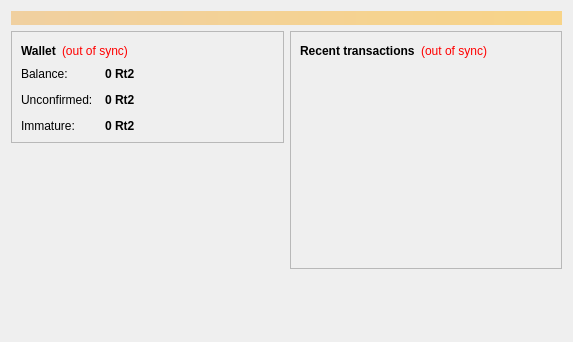
lawiz22/wizcoin, file src/qt/forms/overviewpage.ui: the form before one commit.
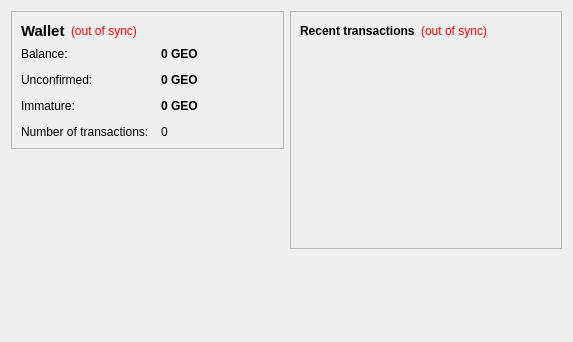
The form after the commit. Icons and pictures are not drawn.

```diff
--- a/src/qt/forms/overviewpage.ui
+++ b/src/qt/forms/overviewpage.ui
@@ -13,24 +13,6 @@
   <property name="windowTitle">
    <string>Form</string>
   </property>
-  <layout class="QVBoxLayout" name="topLayout">
-   <item>
-    <widget class="QLabel" name="labelAlerts">
-     <property name="visible">
-      <bool>false</bool>
-     </property>
-     <property name="styleSheet">
-      <string notr="true">background-color: qlineargradient(x1: 0, y1: 0, x2: 1, y2: 0, stop:0 #F0D0A0, stop:1 #F8D488); color:#000000;</string>
-     </property>
-     <property name="wordWrap">
-      <bool>true</bool>
-     </property>
-     <property name="margin">
-      <number>3</number>
-     </property>
-    </widget>
-   </item>
-   <item>
     <layout class="QHBoxLayout" name="horizontalLayout" stretch="1,1">
      <item>
       <layout class="QVBoxLayout" name="verticalLayout_2">
@@ -49,6 +31,7 @@
              <widget class="QLabel" name="label_5">
               <property name="font">
                <font>
+              <pointsize>11</pointsize>
                 <weight>75</weight>
                 <bold>true</bold>
                </font>
@@ -61,7 +44,7 @@
             <item>
              <widget class="QLabel" name="labelWalletStatus">
               <property name="toolTip">
-               <string>The displayed information may be out of date. Your wallet automatically synchronizes with the Wizcoin network after a connection is established, but this process has not completed yet.</string>
+             <string>The displayed information may be out of date. Your wallet automatically synchronizes with the FooCoin network after a connection is established, but this process has not completed yet.</string>
               </property>
               <property name="styleSheet">
                <string notr="true">QLabel { color: red; }</string>
@@ -122,7 +105,7 @@
                <string>Your current balance</string>
               </property>
               <property name="text">
-               <string notr="true">0 Rt2</string>
+             <string notr="true">0 GEO</string>
               </property>
               <property name="textInteractionFlags">
                <set>Qt::LinksAccessibleByMouse|Qt::TextSelectableByKeyboard|Qt::TextSelectableByMouse</set>
@@ -151,13 +134,30 @@
                <string>Total of transactions that have yet to be confirmed, and do not yet count toward the current balance</string>
               </property>
               <property name="text">
-               <string notr="true">0 Rt2</string>
+             <string notr="true">0 GEO</string>
               </property>
               <property name="textInteractionFlags">
                <set>Qt::LinksAccessibleByMouse|Qt::TextSelectableByKeyboard|Qt::TextSelectableByMouse</set>
               </property>
              </widget>
             </item>
+          <item row="3" column="0">
+           <widget class="QLabel" name="label_2">
+            <property name="text">
+             <string>Number of transactions:</string>
+            </property>
+           </widget>
+          </item>
+          <item row="3" column="1">
+           <widget class="QLabel" name="labelNumTransactions">
+            <property name="toolTip">
+             <string>Total number of transactions in wallet</string>
+            </property>
+            <property name="text">
+             <string notr="true">0</string>
+            </property>
+           </widget>
+          </item>
             <item row="2" column="0">
              <widget class="QLabel" name="labelImmatureText">
               <property name="text">
@@ -177,7 +177,7 @@
               <string>Mined balance that has not yet matured</string>
               </property>
               <property name="text">
-               <string notr="true">0 Rt2</string>
+             <string notr="true">0 GEO</string>
               </property>
               <property name="textInteractionFlags">
                <set>Qt::LinksAccessibleByMouse|Qt::TextSelectableByKeyboard|Qt::TextSelectableByMouse</set>
@@ -202,25 +202,6 @@
          </property>
         </spacer>
        </item>
-       <item>
-        <widget class="QLabel" name="label_6">
-         <property name="text">
-          <string/>
-         </property>
-         <property name="pixmap">
-          <pixmap resource="../Wizcoin.qrc">:/images/wallet_bg</pixmap>
-         </property>
-         <property name="scaledContents">
-          <bool>false</bool>
-         </property>
-         <property name="alignment">
-          <set>Qt::AlignHCenter</set>
-         </property>
-          <property name="margin">
-          <number>-2</number>
-         </property>
-        </widget>
-       </item>
        </layout>
        </item>
      <item>
@@ -246,7 +227,7 @@
             <item>
              <widget class="QLabel" name="labelTransactionsStatus">
               <property name="toolTip">
-               <string>The displayed information may be out of date. Your wallet automatically synchronizes with the Wizcoin network after a connection is established, but this process has not completed yet.</string>
+             <string>The displayed information may be out of date. Your wallet automatically synchronizes with the FooCoin network after a connection is established, but this process has not completed yet.</string>
               </property>
               <property name="styleSheet">
                <string notr="true">QLabel { color: red; }</string>
@@ -308,8 +289,6 @@
           </size>
          </property>
         </spacer>
-       </item>
-      </layout>
      </item>
     </layout>
    </item>
```
Lines whose indentation alone changed are shown as unchanged.
